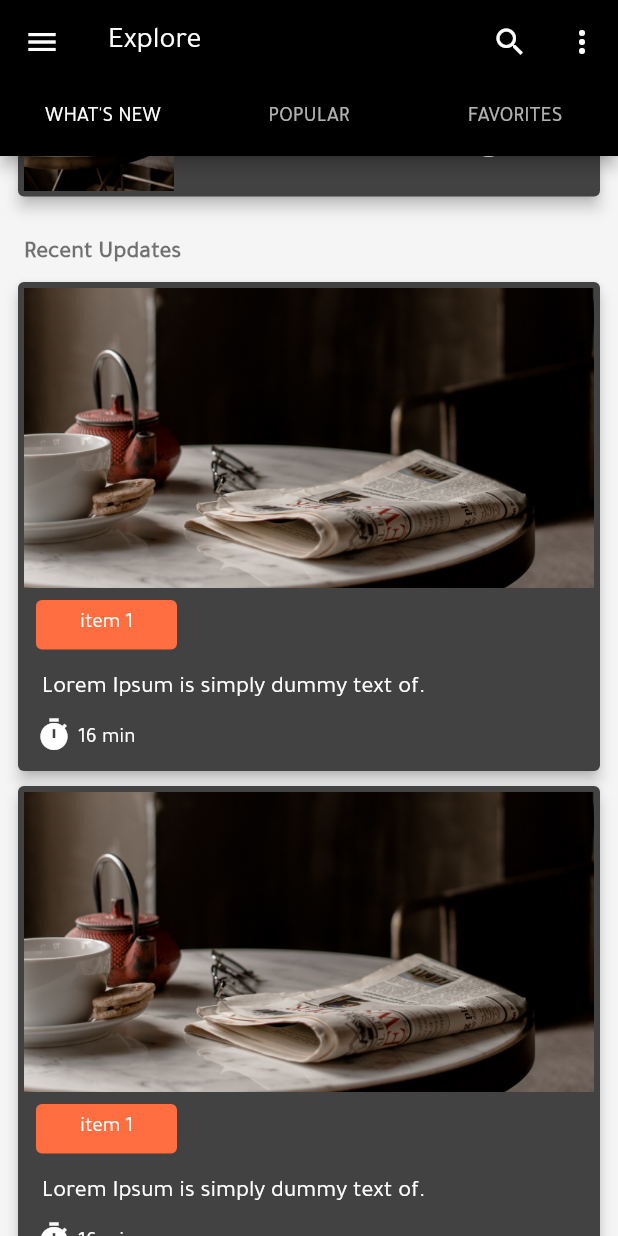
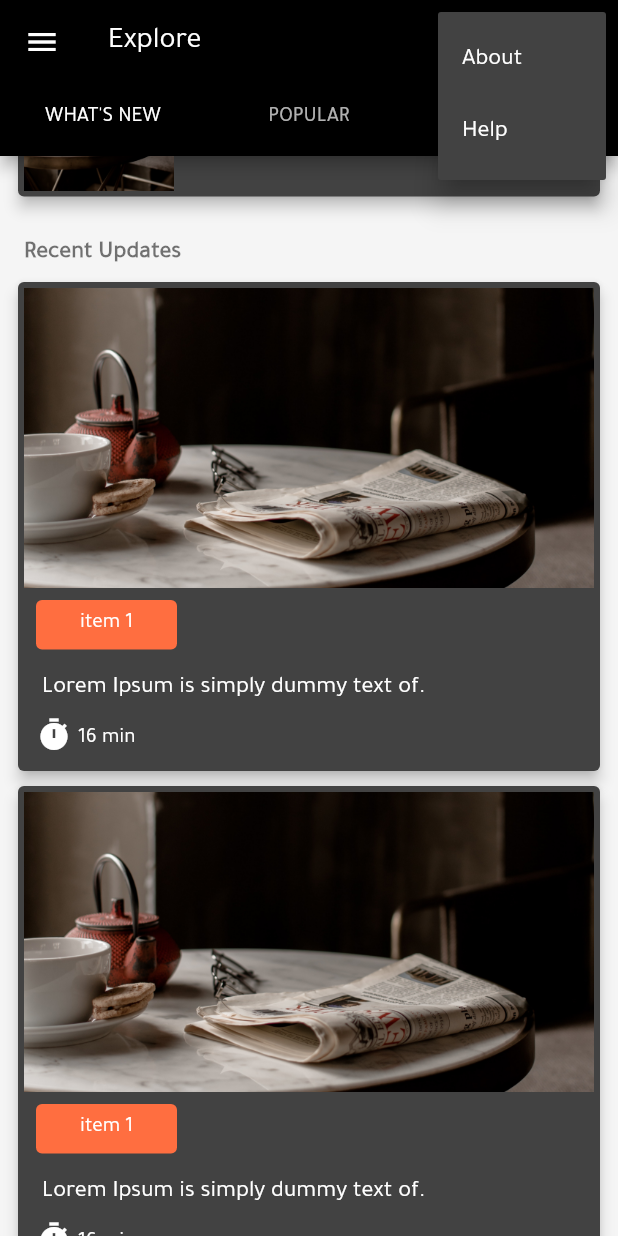
Before and after one commit to Ibrahim-Mushtaha/News-App-Flutter, a Flutter app: the HomeScreen screen opened directly, scrolled down 576 dp, after a tap on the "more vert" icon, on a phone screen of 412 x 824 dp. Run offline on Flutter 3.47's test engine with Material 2 defaults, Android fonts, the phone set to English and light mode, and no system bars; our stand-ins replace logger, motion_toast, shared_preferences; missing offline and left inert: bottom_sheet, page_view_indicator; accounts and stored records are empty.

Commit message:
add popup menu

```diff
--- /dev/null
+++ b/lib/other/EnumConstant.dart
@@ -0,0 +1,4 @@
+
+enum PopOutMenu {
+  HELP,ABOUT,CONTACT,SETTING
+}
--- a/lib/view/home.dart
+++ b/lib/view/home.dart
@@ -1,6 +1,8 @@
 import 'package:flutter/material.dart';
+import 'package:newsapp/other/EnumConstant.dart';
 import 'package:newsapp/other/StringConstant.dart';
 import 'package:newsapp/shared_ui/navigation_drawer.dart';
+import 'package:newsapp/util/MockData.dart';
 import 'package:newsapp/view/home_tabs/favorites.dart';
 import 'package:newsapp/view/home_tabs/popular.dart';
 import 'package:newsapp/view/home_tabs/whats_new.dart';
@@ -16,7 +18,7 @@ class HomeScreen extends StatefulWidget {
 class _HomeScreenState extends State<HomeScreen> with SingleTickerProviderStateMixin {
 
   TabController _tabController;
-
+  PopOutMenu _selection;
 
   @override
   void initState() {
@@ -32,7 +34,7 @@ class _HomeScreenState extends State<HomeScreen> with SingleTickerProviderStateM
         centerTitle: false,
         actions: [
           IconButton(icon: Icon(Icons.search), onPressed: (){}),
-          IconButton(icon: Icon(Icons.more_vert), onPressed: (){}),
+          _popOutMenu(context),
         ],
         bottom: TabBar(
           isScrollable: false,
@@ -58,4 +60,30 @@ class _HomeScreenState extends State<HomeScreen> with SingleTickerProviderStateM
       ),
     );
   }
+
+
+  //todo create popupMenu
+  Widget _popOutMenu(BuildContext context) {
+    return PopupMenuButton<PopOutMenu>(itemBuilder: (context){
+      return [
+        PopupMenuItem(
+            value: PopOutMenu.ABOUT,
+            child: Text('About')
+        ),
+        PopupMenuItem(
+            value: PopOutMenu.HELP,
+            child: Text('Help')
+        ),
+      ];
+    }, onSelected: (PopOutMenu menu ){
+        setState(() {
+          _selection = menu;
+          MockData.logger.v("selection is $menu");
+        });
+    },
+    icon: Icon(Icons.more_vert),
+    );
+  }
+
+
 }
```
